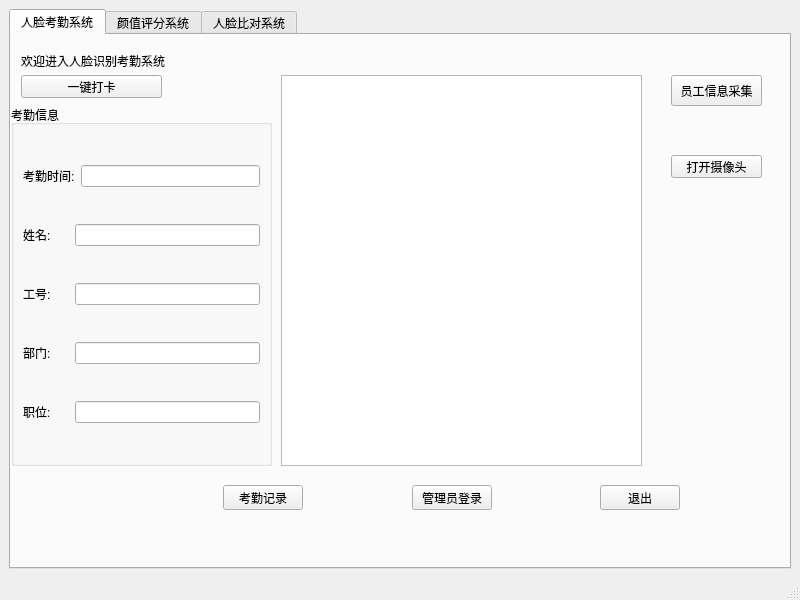
Old version of the form Src/Face_Recognition_System/mainwindow.ui in the repository Fowindy/QT_Project.
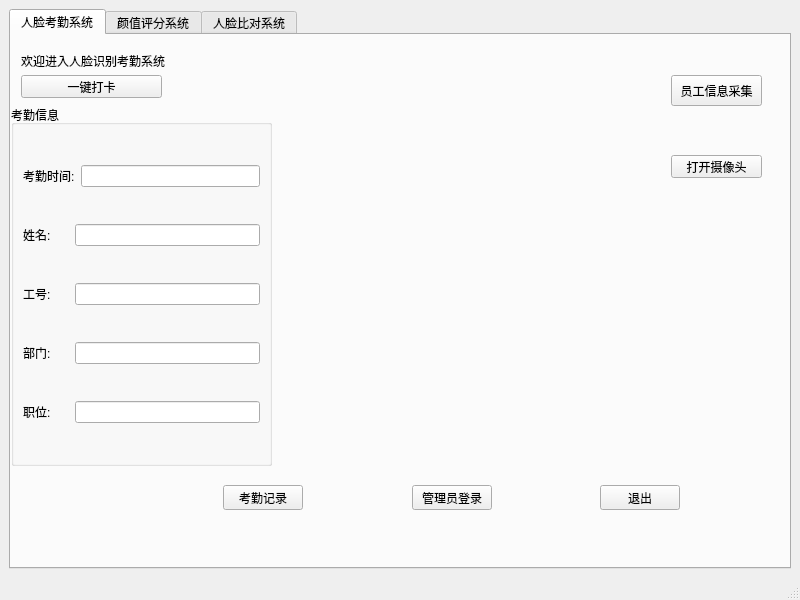
New version of the form.

```diff
--- a/Src/Face_Recognition_System/mainwindow.ui
+++ b/Src/Face_Recognition_System/mainwindow.ui
@@ -201,16 +201,6 @@
          </item>
         </layout>
        </widget>
-       <widget class="QTextBrowser" name="cameraWindow">
-        <property name="geometry">
-         <rect>
-          <x>270</x>
-          <y>40</y>
-          <width>361</width>
-          <height>391</height>
-         </rect>
-        </property>
-       </widget>
        <widget class="QPushButton" name="btnCheckIn">
         <property name="geometry">
          <rect>
@@ -335,6 +325,17 @@
          </item>
         </layout>
        </widget>
+       <widget class="QWidget" name="verticalLayoutWidget">
+        <property name="geometry">
+         <rect>
+          <x>270</x>
+          <y>80</y>
+          <width>381</width>
+          <height>351</height>
+         </rect>
+        </property>
+        <layout class="QVBoxLayout" name="cameraWindow"/>
+       </widget>
       </widget>
       <widget class="QWidget" name="tab_2">
        <attribute name="title">
```
